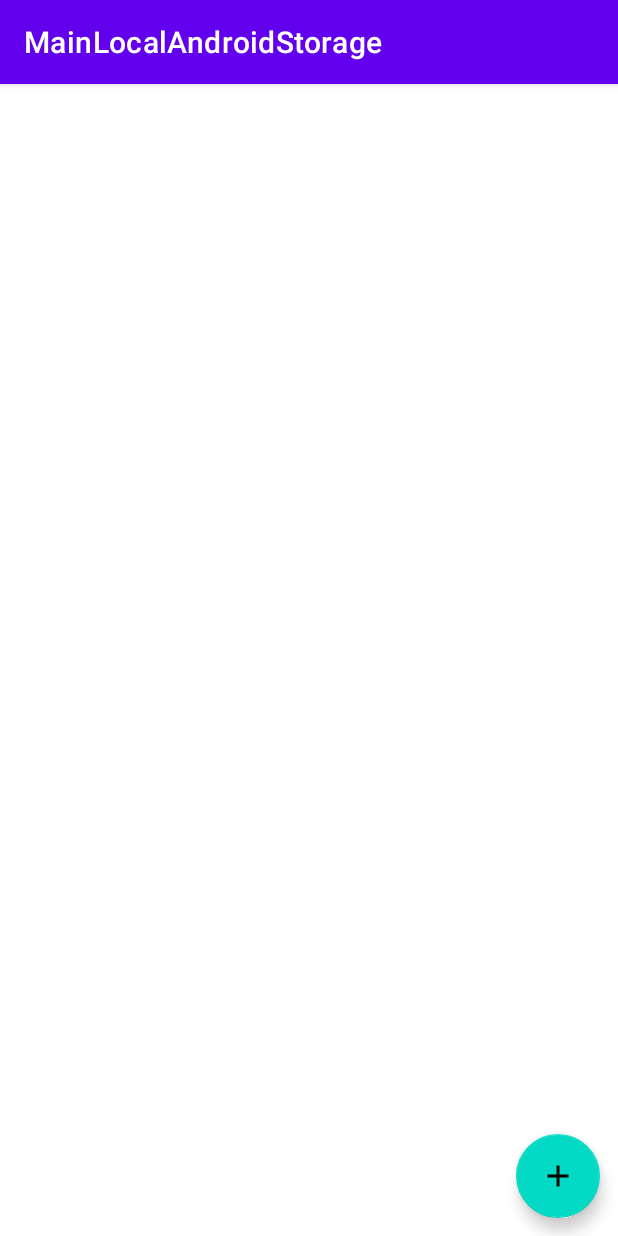
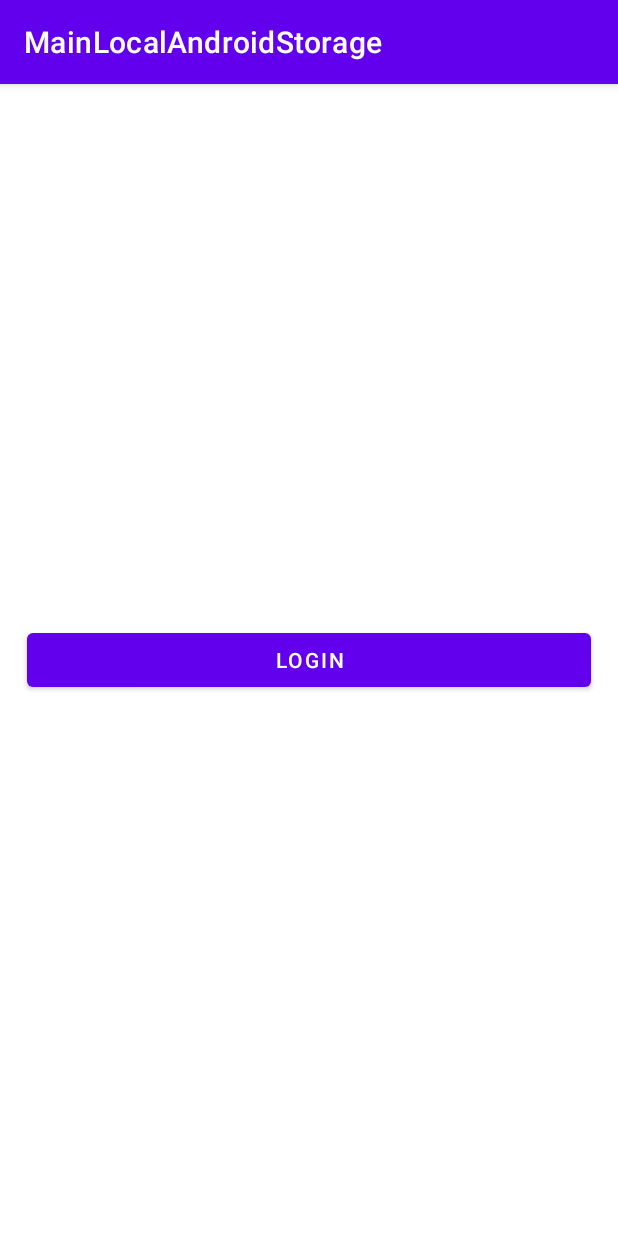
Before and after one commit to nuryadincjr/Study-Case-Season-11, an Android app: the screen it shows after launch (MainActivity before the commit, LoginActivity after it), on a phone screen of 412 x 824 dp. Run offline under Robolectric (Android 15) with nearby library versions, the phone set to English and light mode, and no system bars.

Commit message:
use sharePreferences

```diff
--- a/app/build.gradle
+++ b/app/build.gradle
@@ -37,6 +37,9 @@ dependencies {
     implementation 'androidx.constraintlayout:constraintlayout:2.1.1'
     implementation "androidx.room:room-runtime:2.3.0"
     implementation 'androidx.swiperefreshlayout:swiperefreshlayout:1.1.0'
+    implementation 'androidx.annotation:annotation:1.2.0'
+    implementation 'androidx.lifecycle:lifecycle-livedata-ktx:2.3.1'
+    implementation 'androidx.lifecycle:lifecycle-viewmodel-ktx:2.3.1'
     annotationProcessor "androidx.room:room-compiler:2.3.0"
 
     testImplementation 'junit:junit:4.+'
--- /dev/null
+++ b/app/src/main/java/com/nuryadincjr/mainlocalandroidstorage/Constaint.java
@@ -0,0 +1,6 @@
+package com.nuryadincjr.mainlocalandroidstorage;
+
+public class Constaint {
+    static String SHARED_PREF_NAME = "samplePref";
+    static String PREF_IS_LOGIN = "isLogin";
+}
--- /dev/null
+++ b/app/src/main/java/com/nuryadincjr/mainlocalandroidstorage/LocalPreference.java
@@ -0,0 +1,30 @@
+package com.nuryadincjr.mainlocalandroidstorage;
+
+import android.content.Context;
+import android.content.SharedPreferences;
+
+public class LocalPreference {
+    private static LocalPreference instance;
+    private SharedPreferences preferences;
+    private SharedPreferences.Editor editor;
+
+    public LocalPreference(Context context) {
+        preferences = context.getSharedPreferences(Constaint.SHARED_PREF_NAME, Context.MODE_PRIVATE);
+        editor = preferences.edit();
+    }
+
+    public static LocalPreference getInstance(Context context) {
+        if(instance == null) {
+            instance = new LocalPreference(context);
+        }
+        return instance;
+    }
+
+    public SharedPreferences getPreferences() {
+        return preferences;
+    }
+
+    public SharedPreferences.Editor getEditor() {
+        return editor;
+    }
+}
--- /dev/null
+++ b/app/src/main/java/com/nuryadincjr/mainlocalandroidstorage/LoginActivity.java
@@ -0,0 +1,35 @@
+package com.nuryadincjr.mainlocalandroidstorage;
+
+import androidx.appcompat.app.AppCompatActivity;
+
+import android.content.Context;
+import android.content.Intent;
+import android.content.SharedPreferences;
+import android.os.Bundle;
+
+import com.nuryadincjr.mainlocalandroidstorage.databinding.ActivityLoginBinding;
+
+public class LoginActivity extends AppCompatActivity {
+
+    private ActivityLoginBinding binding;
+    private LocalPreference localPreference;
+
+    @Override
+    protected void onCreate(Bundle savedInstanceState) {
+        super.onCreate(savedInstanceState);
+        setContentView(R.layout.activity_login);
+
+        binding = ActivityLoginBinding.inflate(getLayoutInflater());
+        setContentView(binding.getRoot());
+
+        localPreference = LocalPreference.getInstance(this);
+
+        binding.btnLogin.setOnClickListener(v -> {
+            localPreference.getEditor().putBoolean(Constaint.PREF_IS_LOGIN, true);
+            localPreference.getEditor().apply();
+
+            Intent intent = new Intent(this, MainActivity.class);
+            startActivity(intent);
+        });
+    }
+}
--- /dev/null
+++ b/app/src/main/java/com/nuryadincjr/mainlocalandroidstorage/SplashScreenActivity.java
@@ -0,0 +1,38 @@
+package com.nuryadincjr.mainlocalandroidstorage;
+
+import androidx.appcompat.app.AppCompatActivity;
+
+import android.content.Context;
+import android.content.Intent;
+import android.content.SharedPreferences;
+import android.os.Bundle;
+import android.os.Handler;
+import android.os.Looper;
+
+public class SplashScreenActivity extends AppCompatActivity {
+
+    private  LocalPreference localPreference;
+
+    @Override
+    protected void onCreate(Bundle savedInstanceState) {
+        super.onCreate(savedInstanceState);
+        setContentView(R.layout.activity_splash_screen);
+        getSupportActionBar().hide();
+
+        localPreference = new LocalPreference(this);
+
+        Handler handler = new Handler(Looper.getMainLooper());
+        handler.postDelayed(() -> {
+            boolean isLogin = localPreference.getPreferences().getBoolean(Constaint.PREF_IS_LOGIN, false);
+
+            Intent intent;
+
+            if(isLogin) {
+                intent = new Intent(this, MainActivity.class);
+            } else
+                intent = new Intent(this, LoginActivity.class);
+
+            startActivity(intent);
+        }, 3000);
+    }
+}
--- /dev/null
+++ b/app/src/main/res/layout/activity_login.xml
@@ -0,0 +1,21 @@
+<?xml version="1.0" encoding="utf-8"?>
+<androidx.constraintlayout.widget.ConstraintLayout xmlns:android="http://schemas.android.com/apk/res/android"
+    xmlns:app="http://schemas.android.com/apk/res-auto"
+    xmlns:tools="http://schemas.android.com/tools"
+    android:layout_width="match_parent"
+    android:layout_height="match_parent"
+    tools:context=".LoginActivity">
+
+    <Button
+        android:id="@+id/btnLogin"
+        android:layout_width="match_parent"
+        android:layout_height="wrap_content"
+        android:layout_marginStart="18dp"
+        android:layout_marginEnd="18dp"
+        android:text="Login"
+        app:layout_constraintBottom_toBottomOf="parent"
+        app:layout_constraintEnd_toEndOf="parent"
+        app:layout_constraintStart_toStartOf="parent"
+        app:layout_constraintTop_toTopOf="parent" />
+
+</androidx.constraintlayout.widget.ConstraintLayout>
--- /dev/null
+++ b/app/src/main/res/values-land/dimens.xml
@@ -0,0 +1,3 @@
+<resources>
+    <dimen name="activity_horizontal_margin">48dp</dimen>
+</resources>
--- /dev/null
+++ b/app/src/main/res/values-w1240dp/dimens.xml
@@ -0,0 +1,3 @@
+<resources>
+    <dimen name="activity_horizontal_margin">200dp</dimen>
+</resources>
--- /dev/null
+++ b/app/src/main/res/values-w600dp/dimens.xml
@@ -0,0 +1,3 @@
+<resources>
+    <dimen name="activity_horizontal_margin">48dp</dimen>
+</resources>
--- /dev/null
+++ b/app/src/main/res/values/dimens.xml
@@ -0,0 +1,5 @@
+<resources>
+    <!-- Default screen margins, per the Android Design guidelines. -->
+    <dimen name="activity_horizontal_margin">16dp</dimen>
+    <dimen name="activity_vertical_margin">16dp</dimen>
+</resources>
```
Also changed, not shown: app/src/main/AndroidManifest.xml (+13 -5 lines), app/src/main/java/com/nuryadincjr/mainlocalandroidstorage/data/LoginDataSource.java (added, +29 -0 lines), app/src/main/java/com/nuryadincjr/mainlocalandroidstorage/data/LoginRepository.java (added, +54 -0 lines), app/src/main/java/com/nuryadincjr/mainlocalandroidstorage/data/Result.java (added, +48 -0 lines), app/src/main/java/com/nuryadincjr/mainlocalandroidstorage/data/model/LoggedInUser.java (added, +23 -0 lines), app/src/main/res/layout/activity_splash_screen.xml (added, +20 -0 lines), app/src/main/res/values/strings.xml (+9 -0 lines).
